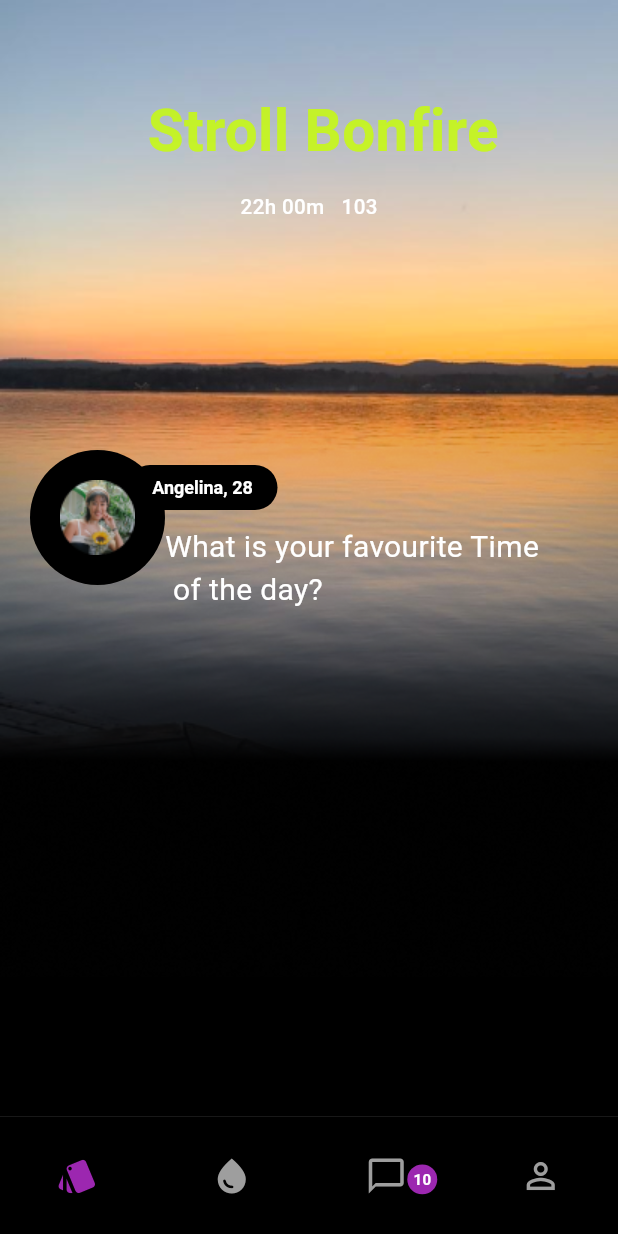
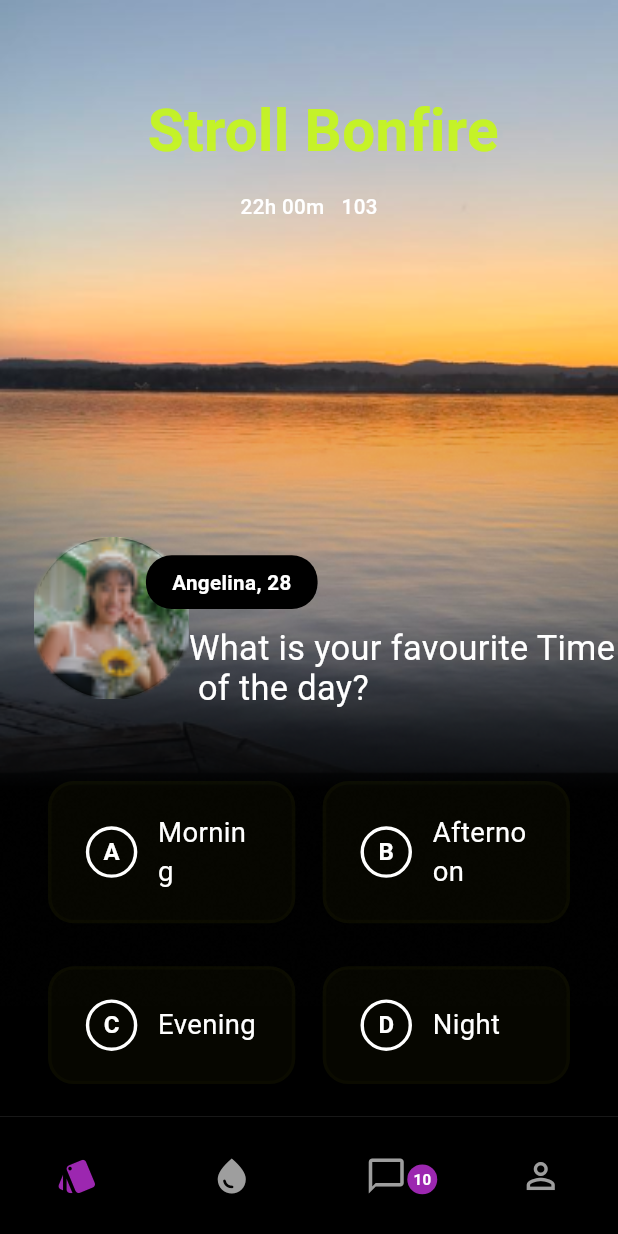
Before and after one commit to shizzleclover/Stroll-UI-Task-I, a Flutter app: the screen it shows after launch, on a phone screen of 412 x 824 dp. Run offline on Flutter 3.47's test engine with Material 3 defaults, Android fonts, the phone set to English and light mode, and no system bars; our stand-ins replace flutter_screenutil; Roboto replaces fonts that are missing (Proxima, proxima).

Commit message:
Built the poll section, minor error with seletion logic

```diff
--- a/stroll/lib/Core/Constants/colors.dart
+++ b/stroll/lib/Core/Constants/colors.dart
@@ -13,5 +13,6 @@ class AppColors {
   static const bottomnavbar = Color.fromARGB(15, 17, 21, 1);
   static const pfp = Color.fromARGB( 18, 21, 24, 0);
   static const txtCol = Color.fromARGB( 204, 200, 255, 1);
+  static const pollCol = Color.fromARGB(35, 42, 46, 1);
 
 }
--- a/stroll/lib/Features/UI/home_ui.dart
+++ b/stroll/lib/Features/UI/home_ui.dart
@@ -1,8 +1,10 @@
 import 'package:flutter/material.dart';
+import 'package:flutter_screenutil/flutter_screenutil.dart';
 import 'package:stroll/Core/Constants/colors.dart';
 import 'package:stroll/Core/Widgets/bottomnavbar.dart';
-import '../Widgets/home_header.dart';
-import '../Widgets/home_footer.dart';
+import 'package:stroll/Features/Widgets/home_button.dart';
+import 'package:stroll/Features/Widgets/home_header.dart';
+
 
 class HomeScreen extends StatefulWidget {
   const HomeScreen({super.key});
@@ -13,11 +15,10 @@ class HomeScreen extends StatefulWidget {
 
 class _HomeScreenState extends State<HomeScreen> {
   int _selectedIndex = 0;
+  int? _selectedQuizOption;
+
   @override
   Widget build(BuildContext context) {
-    final screenHeight = MediaQuery.of(context).size.height;
-    final screenWidth = MediaQuery.of(context).size.width;
-
     return Scaffold(
       backgroundColor: Colors.black,
       body: SingleChildScrollView(
@@ -26,98 +27,136 @@ class _HomeScreenState extends State<HomeScreen> {
             Stack(
               clipBehavior: Clip.none,
               children: [
-                // Main content
                 const HomeBody(),
 
-                // Bottom half image
+                // Background Image
                 Positioned(
-                  bottom: -100,
+                  bottom: -100.h,
                   left: 0,
                   right: 0,
                   child: Container(
-                    height: screenHeight * 0.5, // Takes up bottom half of screen
-                    width: screenWidth,
+                    height: 0.5.sh,
+                    width: 1.sw,
                     decoration: const BoxDecoration(
                       image: DecorationImage(
-                        image: AssetImage('lib/Core/Assets/Images/fade.png'), // Replace with your image
+                        image: AssetImage('lib/Core/Assets/Images/fade.png'),
                         fit: BoxFit.cover,
                       ),
                     ),
                   ),
                 ),
 
-                // Profile picture with circular container
+                // Profile Picture
                 Positioned(
-                  top: 300,
-                  left: 20,
+                  top: 300.h,
+                  left: 20.w,
                   child: Container(
-                    height: 90,
-                    width: 90,
+                    height: 90.h,
+                    width: 90.w,
                     decoration: BoxDecoration(
                       color: Colors.black,
-                      borderRadius: BorderRadius.circular(100),
+                      borderRadius: BorderRadius.circular(45.r),
                     ),
-                    child: const Center(
+                    child: Center(
                       child: SizedBox(
-                        height: 100,
-                        width: 100,
-                        child: Image(
+                        height: 90.h,
+                        width: 90.w,
+                        child: const Image(
                           image: AssetImage('lib/Core/Assets/Images/pfp.png'),
+                          fit: BoxFit.cover,
                         ),
                       ),
                     ),
                   ),
                 ),
 
-                // Name container
+                // Name Container
                 Positioned(
-                  top: 310,
-                  left: 85,
-                  child: Column(
-                    crossAxisAlignment: CrossAxisAlignment.start,
-                    children: [
-                      Container(
-                        height: 30,
-                        width: 100,
+                  top: 310.h,
+                  left: 85.w,
+                  child: Container(
+                    height: 30.h,
+                    width: 100.w,
                     decoration: BoxDecoration(
                       color: Colors.black,
-                          borderRadius: BorderRadius.circular(100)
+                      borderRadius: BorderRadius.circular(15.r)
                     ),
                     child: Center(
                       child: Text(
                         'Angelina, 28',
-                            style: Theme.of(context).textTheme.titleLarge?.copyWith(
+                        style: TextStyle(
                           fontWeight: FontWeight.bold,
-                              fontFamily: "proxima",
+                          fontFamily: "Proxima",
                           color: Colors.white,
-                              fontSize: 12,
+                          fontSize: 12.sp,
                         ),
                       ),
                     ),
                   ),
-                    ],
+                ),
+
+                // Question Text
+                Positioned(
+                  top: 350.h,
+                  left: 110.w,
+                  child: Text(
+                    'What is your favourite Time\n of the day?',
+                    style: TextStyle(
+                      color: Colors.white,
+                      fontSize: 20.sp,
+                      fontFamily: "Proxima",
+                      height: 1.2,
+                    ),
                   ),
                 ),
 
-                // Question text
+                // Quiz Options
                 Positioned(
-                  top: 350,
-                  left: 110,
+                  top: 420.h,
+                  left: 0,
+                  right: 0,
                   child: Column(
+                    mainAxisSize: MainAxisSize.min,
                     children: [
-                      Text(
-                        'What is your favourite Time\n of the day?',
-                        style: Theme.of(context).textTheme.bodyMedium?.copyWith(
-                          color: Colors.white,
-                          fontSize: 20,
-                          fontFamily: "Proxima"
+                      SizedBox(height: 8.h),
+                      Row(
+                        mainAxisAlignment: MainAxisAlignment.center,
+                        children: [
+                          QuizOptionCard(
+                            optionText: 'Morning',
+                            optionLabel: 'A',
+                            isSelected: _selectedQuizOption == 0,
+                            onTap: () => setState(() => _selectedQuizOption = 0),
                           ),
+                          QuizOptionCard(
+                            optionText: 'Afternoon',
+                            optionLabel: 'B',
+                            isSelected: _selectedQuizOption == 1,
+                            onTap: () => setState(() => _selectedQuizOption = 1),
+                          ),
+                        ],
+                      ),
+                      SizedBox(height: 8.h),
+                      Row(
+                        mainAxisAlignment: MainAxisAlignment.center,
+                        children: [
+                          QuizOptionCard(
+                            optionText: 'Evening',
+                            optionLabel: 'C',
+                            isSelected: _selectedQuizOption == 2,
+                            onTap: () => setState(() => _selectedQuizOption = 2),
+                          ),
+                          QuizOptionCard(
+                            optionText: 'Night',
+                            optionLabel: 'D',
+                            isSelected: _selectedQuizOption == 3,
+                            onTap: () => setState(() => _selectedQuizOption = 3),
+                          ),
+                        ],
                       ),
                     ],
                   ),
                 ),
-
-                // You can add more widgets here positioned over the bottom image
               ],
             ),
           ],
@@ -125,11 +164,7 @@ class _HomeScreenState extends State<HomeScreen> {
       ),
       bottomNavigationBar: CustomBottomNavBar(
         selectedIndex: _selectedIndex,
-        onItemSelected: (index) {
-          setState(() {
-            _selectedIndex = index;
-          });
-        },
+        onItemSelected: (index) => setState(() => _selectedIndex = index),
       ),
     );
   }
--- /dev/null
+++ b/stroll/lib/Features/Widgets/home_button.dart
@@ -0,0 +1,88 @@
+import 'package:flutter/material.dart';
+import 'package:flutter_screenutil/flutter_screenutil.dart';
+import 'package:stroll/Core/Constants/colors.dart';
+
+class QuizOptionCard extends StatelessWidget {
+  final String optionText;
+  final String optionLabel;
+  final bool isSelected;
+  final VoidCallback onTap;
+
+  const QuizOptionCard({
+    Key? key,
+    required this.optionText,
+    required this.optionLabel,
+    required this.isSelected,
+    required this.onTap,
+  }) : super(key: key);
+
+  @override
+  Widget build(BuildContext context) {
+    return GestureDetector(
+      onTap: onTap,
+      child: AnimatedContainer(
+        duration: const Duration(milliseconds: 200),
+        curve: Curves.easeInOut,
+        margin: EdgeInsets.symmetric(vertical: 8.h, horizontal: 8.w),
+        padding: EdgeInsets.symmetric(vertical: 16.h, horizontal: 20.w),
+        width: 0.4.sw,
+        decoration: BoxDecoration(
+          color: AppColors.pollCol,
+          borderRadius: BorderRadius.circular(15.r),
+          border: Border.all(
+            color: isSelected ? Colors.purple : AppColors.pollCol,
+            width: 2.w,
+          ),
+        ),
+        child: Row(
+          children: [
+            TweenAnimationBuilder(
+              duration: const Duration(milliseconds: 200),
+              tween: ColorTween(
+                begin: Colors.transparent,
+                end: isSelected ? Colors.purple : Colors.transparent,
+              ),
+              builder: (context, Color? color, child) {
+                return Container(
+                  height: 30.h,
+                  width: 30.w,
+                  decoration: BoxDecoration(
+                    shape: BoxShape.circle,
+                    color: color,
+                    border: Border.all(
+                      color: isSelected ? Colors.purple : Colors.white,
+                      width: 2.w,
+                    ),
+                  ),
+                  child: child,
+                );
+              },
+              child: Center(
+                child: Text(
+                  optionLabel,
+                  style: TextStyle(
+                    color: Colors.white,
+                    fontSize: 14.sp,
+                    fontWeight: FontWeight.bold,
+                    fontFamily: "Proxima",
+                  ),
+                ),
+              ),
+            ),
+            SizedBox(width: 12.w),
+            Expanded(
+              child: Text(
+                optionText,
+                style: TextStyle(
+                  color: Colors.white,
+                  fontSize: 16.sp,
+                  fontFamily: "Proxima",
+                ),
+              ),
+            ),
+          ],
+        ),
+      ),
+    );
+  }
+}
```
Also changed, not shown: stroll/lib/Features/Coming_Soon/coming_soon.dart (added). Lines whose indentation alone changed are shown as unchanged.
